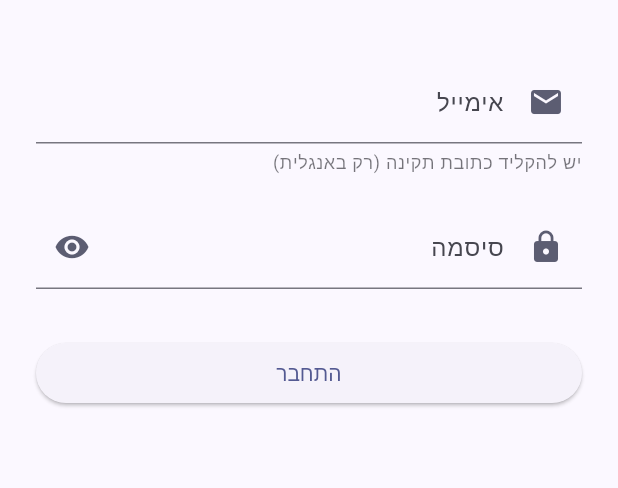
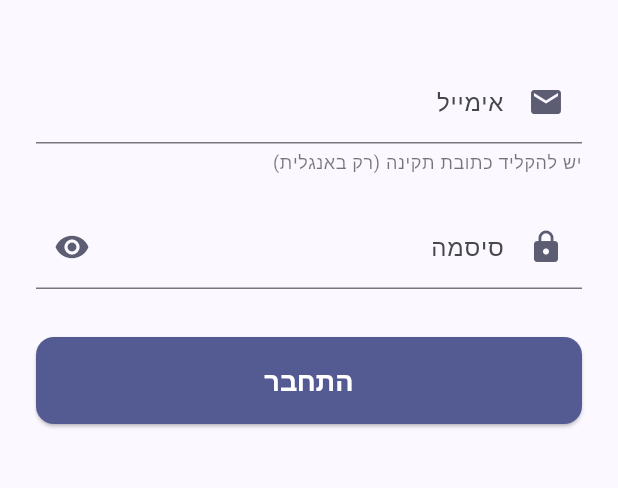
Before and after one commit to Yehuda-sh/gymovo-app, a Flutter app: the screen it shows after launch, after a tap on "התחבר", on a phone screen of 412 x 824 dp, the part 461-949 px from its top. Run offline on Flutter 3.47's test engine with Material 3 defaults, Android fonts, the phone set to English and light mode, and no system bars; our stand-ins replace fl_chart, google_fonts, share_plus, shared_preferences; accounts and stored records are empty; Roboto replaces fonts that are missing (Assistant).

Commit message:
login demo

```diff
--- a/lib/screens/login/login_form.dart
+++ b/lib/screens/login/login_form.dart
@@ -2,9 +2,14 @@
 
 import 'package:flutter/material.dart';
 import 'package:google_fonts/google_fonts.dart';
+import 'package:provider/provider.dart';
+import '../../providers/auth_provider.dart';
+import '../home/home_screen.dart';
 
 class LoginForm extends StatefulWidget {
-  const LoginForm({super.key});
+  final String? prefilledEmail;
+
+  const LoginForm({super.key, this.prefilledEmail});
 
   @override
   State<LoginForm> createState() => _LoginFormState();
@@ -17,6 +22,18 @@ class _LoginFormState extends State<LoginForm> {
   String? _emailError;
   String? _passwordError;
   bool _isPasswordVisible = false;
+  bool _isLoading = false;
+
+  @override
+  void initState() {
+    super.initState();
+    // אם יש אימייל מוכן מראש, הכנס אותו
+    if (widget.prefilledEmail != null) {
+      _emailController.text = widget.prefilledEmail!;
+      // הכנס גם סיסמה ברירת מחדל למשתמשי דמו
+      _passwordController.text = 'demo123';
+    }
+  }
 
   @override
   void dispose() {
@@ -54,6 +71,66 @@ class _LoginFormState extends State<LoginForm> {
     setState(() {
       _passwordError = error;
     });
+  }
+
+  Future<void> _login() async {
+    if (!(_formKey.currentState?.validate() ?? false)) {
+      return;
+    }
+
+    setState(() {
+      _isLoading = true;
+      _emailError = null;
+      _passwordError = null;
+    });
+
+    try {
+      final authProvider = context.read<AuthProvider>();
+
+      // בדיקה אם זה משתמש דמו
+      if (_emailController.text.contains('@example.com') ||
+          _emailController.text.contains('@gymovo.com') ||
+          _passwordController.text == 'demo123') {
+        // התחברות כמשתמש דמו
+        await authProvider.loginAsDemoUser();
+      } else {
+        // כאן תוכל להוסיף לוגיקה להתחברות רגילה
+        // כרגע נשתמש בדמו גם כן
+        await authProvider.loginAsDemoUser();
+      }
+
+      if (mounted) {
+        if (authProvider.error != null) {
+          ScaffoldMessenger.of(context).showSnackBar(
+            SnackBar(
+              content: Text(authProvider.error!),
+              backgroundColor: Colors.red,
+            ),
+          );
+        } else {
+          // ניווט למסך הבית
+          Navigator.of(context).pushAndRemoveUntil(
+            MaterialPageRoute(builder: (_) => const HomeScreen()),
+            (route) => false,
+          );
+        }
+      }
+    } catch (e) {
+      if (mounted) {
+        ScaffoldMessenger.of(context).showSnackBar(
+          SnackBar(
+            content: Text('שגיאה בהתחברות: ${e.toString()}'),
+            backgroundColor: Colors.red,
+          ),
+        );
+      }
+    } finally {
+      if (mounted) {
+        setState(() {
+          _isLoading = false;
+        });
+      }
+    }
   }
 
   @override
@@ -137,19 +214,33 @@ class _LoginFormState extends State<LoginForm> {
             textDirection: TextDirection.ltr,
           ),
           const SizedBox(height: 32),
-          // כפתור התחברות (כדוגמה בלבד)
+          // כפתור התחברות
           ElevatedButton(
-            onPressed: () {
-              _validateEmail();
-              _validatePassword();
-              if (_formKey.currentState?.validate() ?? false) {
-                // כאן תכניס את הלוגיקה שלך
-                ScaffoldMessenger.of(context).showSnackBar(
-                  const SnackBar(content: Text('מתחבר...')),
-                );
-              }
-            },
-            child: const Text('התחבר'),
+            onPressed: _isLoading ? null : _login,
+            style: ElevatedButton.styleFrom(
+              backgroundColor: colors.primary,
+              foregroundColor: Colors.white,
+              padding: const EdgeInsets.symmetric(vertical: 16),
+              shape: RoundedRectangleBorder(
+                borderRadius: BorderRadius.circular(12),
+              ),
+            ),
+            child: _isLoading
+                ? const SizedBox(
+                    height: 20,
+                    width: 20,
+                    child: CircularProgressIndicator(
+                      strokeWidth: 2,
+                      valueColor: AlwaysStoppedAnimation<Color>(Colors.white),
+                    ),
+                  )
+                : Text(
+                    'התחבר',
+                    style: GoogleFonts.assistant(
+                      fontSize: 18,
+                      fontWeight: FontWeight.bold,
+                    ),
+                  ),
           ),
         ],
       ),
--- a/lib/screens/login/login_screen.dart
+++ b/lib/screens/login/login_screen.dart
@@ -5,7 +5,9 @@ import 'login_header.dart';
 import 'login_form.dart';
 
 class LoginScreen extends StatelessWidget {
-  const LoginScreen({super.key});
+  final String? prefilledEmail;
+
+  const LoginScreen({super.key, this.prefilledEmail});
 
   @override
   Widget build(BuildContext context) {
@@ -16,11 +18,11 @@ class LoginScreen extends StatelessWidget {
             padding: const EdgeInsets.all(24),
             child: Column(
               crossAxisAlignment: CrossAxisAlignment.stretch,
-              children: const [
-                SizedBox(height: 40),
-                LoginHeader(),
-                SizedBox(height: 40),
-                LoginForm(),
+              children: [
+                const SizedBox(height: 40),
+                const LoginHeader(),
+                const SizedBox(height: 40),
+                LoginForm(prefilledEmail: prefilledEmail),
               ],
             ),
           ),
--- a/lib/screens/welcome/welcome_screen.dart
+++ b/lib/screens/welcome/welcome_screen.dart
@@ -3,9 +3,27 @@ import 'package:google_fonts/google_fonts.dart';
 import '../../../theme/app_theme.dart';
 import '../../screens/login/login_screen.dart';
 import '../../screens/register/register_screen.dart';
+import '../../data/local_data_store.dart';
+import 'dart:math';
 
 class WelcomeScreen extends StatelessWidget {
   const WelcomeScreen({super.key});
+
+  // פונקציה לקבלת אימייל רנדומלי ממשתמשי הדמו
+  Future<String> _getRandomDemoEmail() async {
+    try {
+      final users = await LocalDataStore.loadDemoUsers();
+      if (users.isNotEmpty) {
+        final random = Random();
+        final randomUser = users[random.nextInt(users.length)];
+        return randomUser.email;
+      }
+    } catch (e) {
+      debugPrint('Error loading demo users: $e');
+    }
+    // ברירת מחדל אם לא הצליח לטעון משתמשים
+    return 'demo@gymovo.com';
+  }
 
   @override
   Widget build(BuildContext context) {
@@ -44,6 +62,40 @@ class WelcomeScreen extends StatelessWidget {
                 textAlign: TextAlign.center,
               ),
               const SizedBox(height: 48),
+
+              // כפתור התחברות עם אימייל רנדומלי
+              SizedBox(
+                width: double.infinity,
+                child: ElevatedButton.icon(
+                  style: ElevatedButton.styleFrom(
+                    backgroundColor: colors.secondary,
+                    foregroundColor: Colors.white,
+                    padding: const EdgeInsets.symmetric(vertical: 16),
+                    shape: RoundedRectangleBorder(
+                      borderRadius: BorderRadius.circular(12),
+                    ),
+                  ),
+                  onPressed: () async {
+                    final randomEmail = await _getRandomDemoEmail();
+                    Navigator.push(
+                      context,
+                      MaterialPageRoute(
+                        builder: (context) =>
+                            LoginScreen(prefilledEmail: randomEmail),
+                      ),
+                    );
+                  },
+                  icon: const Icon(Icons.shuffle),
+                  label: Text(
+                    'התחבר עם משתמש דמו',
+                    style: GoogleFonts.assistant(
+                      fontSize: 18,
+                      fontWeight: FontWeight.bold,
+                    ),
+                  ),
+                ),
+              ),
+              const SizedBox(height: 16),
 
               // התחבר
               SizedBox(
```
